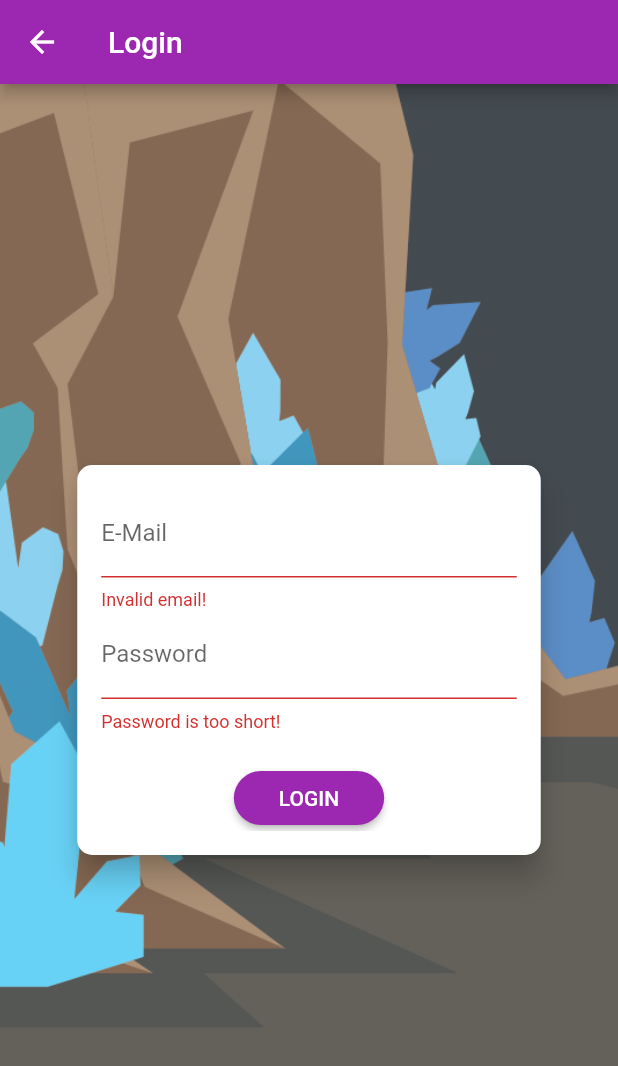
After one commit to Reffx/flaeckegosler_app, a Flutter app: the AuthScreen screen opened by its route, after a tap on "LOGIN", on a phone screen of 412 x 824 dp. The commit adds this screen. Shown: the top 1066 px of the screen. Run offline on Flutter 3.47's test engine with Material 2 defaults, Android fonts, the phone set to English and light mode, and no system bars; our stand-ins replace flutter_html, rxdart, shared_preferences; accounts and stored records are empty; network calls fail.

Commit message:
REFACTORING: Total new auth system with provider pattern

```diff
--- a/lib/models/auth.dart
+++ /dev/null
@@ -1,4 +0,0 @@
-enum AuthMode {
-  Signup,
-  Login
-}
--- /dev/null
+++ b/lib/models/http_exception.dart
@@ -0,0 +1,11 @@
+class HttpException implements Exception {
+  final String message;
+
+  HttpException(this.message);
+
+  @override
+  String toString() {
+    return message;
+    // return super.toString(); // Instance of HttpException
+  }
+}
--- /dev/null
+++ b/lib/pages/authScreen.dart
@@ -0,0 +1,233 @@
+import 'package:Flaeckegosler/models/http_exception.dart';
+import 'package:Flaeckegosler/provider/auth.dart';
+import 'package:flutter/material.dart';
+import 'package:provider/provider.dart';
+import '../models/http_exception.dart';
+
+enum AuthMode { Signup, Login }
+
+class AuthScreen extends StatelessWidget {
+  static const routeName = '/auth';
+
+  @override
+  Widget build(BuildContext context) {
+    return Scaffold(
+      appBar: AppBar(
+        title: Text("Login"),
+      ),
+      body: Container(
+        decoration: BoxDecoration(
+          image: _buildBackgroundImage(),
+        ),
+        padding: EdgeInsets.all(10.0),
+        child: Center(
+          child: SingleChildScrollView(
+            child: Container(
+              child: AuthCard(),
+            ),
+          ),
+        ),
+      ),
+    );
+  }
+}
+
+DecorationImage _buildBackgroundImage() {
+  return DecorationImage(
+    fit: BoxFit.cover,
+    colorFilter:
+        ColorFilter.mode(Colors.black.withOpacity(0.8), BlendMode.dstATop),
+    image: AssetImage('assets/background_diadamas.png'),
+  );
+}
+
+class AuthCard extends StatefulWidget {
+  const AuthCard({
+    Key key,
+  }) : super(key: key);
+
+  @override
+  _AuthCardState createState() => _AuthCardState();
+}
+
+class _AuthCardState extends State<AuthCard> {
+  final GlobalKey<FormState> _formKey = GlobalKey();
+  AuthMode _authMode = AuthMode.Login;
+  Map<String, String> _authData = {
+    'email': '',
+    'password': '',
+  };
+
+  var _isLoading = false;
+  final _passwordController = TextEditingController();
+
+  void _showErrorDialog(String message) {
+    showDialog(
+      context: context,
+      builder: (ctx) => AlertDialog(
+        title: Text('An Error occured!'),
+        content: Text(message),
+        actions: <Widget>[
+          FlatButton(
+            child: Text('Okay!'),
+            onPressed: () {
+              Navigator.of(ctx).pop();
+            },
+          ),
+        ],
+      ),
+    );
+  }
+
+  Future<void> _submit() async {
+    if (!_formKey.currentState.validate()) {
+      // Invalid!
+      return;
+    }
+    _formKey.currentState.save();
+    setState(() {
+      _isLoading = true;
+    });
+    try {
+      if (_authMode == AuthMode.Login) {
+        // Log user in
+        await Provider.of<Auth>(context, listen: false).login(
+          _authData['email'],
+          _authData['password'],
+        );
+      } else {
+        // Sign user up
+        await Provider.of<Auth>(context, listen: false).signup(
+          _authData['email'],
+          _authData['password'],
+        );
+      }
+    } on HttpException catch (error) {
+      var errorMessage = 'Authentication failed';
+      if (error.toString().contains('EMAIL_EXISTS')) {
+        errorMessage = 'This email adress is already in use.';
+      } else if (error.toString().contains('INVALID_EMAIL')) {
+        errorMessage = 'This is not a valid email adress.';
+      } else if (error.toString().contains('WEAK_PASSWORD')) {
+        errorMessage = 'This password is to weak.';
+      } else if (error.toString().contains('EMAIL_NOT_FOUND')) {
+        errorMessage = 'Could not find a user with that email.';
+      } else if (error.toString().contains('INVALID_PASSWORD')) {
+        errorMessage = 'Invalid password.';
+      }
+      _showErrorDialog(errorMessage);
+    } catch (error) {
+      const errorMessage =
+          'Could not authenticate you. Please try again later.';
+      _showErrorDialog(errorMessage);
+    }
+    setState(() {
+      _isLoading = false;
+    });
+  }
+
+  void _switchAuthMode() {
+    if (_authMode == AuthMode.Login) {
+      setState(() {
+        _authMode = AuthMode.Signup;
+      });
+    } else {
+      setState(() {
+        _authMode = AuthMode.Login;
+      });
+    }
+  }
+
+  @override
+  Widget build(BuildContext context) {
+    final deviceSize = MediaQuery.of(context).size;
+    return Card(
+      shape: RoundedRectangleBorder(
+        borderRadius: BorderRadius.circular(10.0),
+      ),
+      elevation: 8.0,
+      child: Container(
+        height: _authMode == AuthMode.Signup ? 320 : 260,
+        constraints:
+            BoxConstraints(minHeight: _authMode == AuthMode.Signup ? 320 : 260),
+        width: deviceSize.width * 0.75,
+        padding: EdgeInsets.all(16.0),
+        child: Form(
+          key: _formKey,
+          child: SingleChildScrollView(
+            child: Column(
+              children: <Widget>[
+                TextFormField(
+                  decoration: InputDecoration(labelText: 'E-Mail'),
+                  keyboardType: TextInputType.emailAddress,
+                  validator: (value) {
+                    if (value.isEmpty || !value.contains('@')) {
+                      return 'Invalid email!';
+                    }
+                    return null;
+                    return null;
+                  },
+                  onSaved: (value) {
+                    _authData['email'] = value;
+                  },
+                ),
+                TextFormField(
+                  decoration: InputDecoration(labelText: 'Password'),
+                  obscureText: true,
+                  controller: _passwordController,
+                  validator: (value) {
+                    if (value.isEmpty || value.length < 5) {
+                      return 'Password is too short!';
+                    }
+                  },
+                  onSaved: (value) {
+                    _authData['password'] = value;
+                  },
+                ),
+                if (_authMode == AuthMode.Signup)
+                  TextFormField(
+                    enabled: _authMode == AuthMode.Signup,
+                    decoration: InputDecoration(labelText: 'Confirm Password'),
+                    obscureText: true,
+                    validator: _authMode == AuthMode.Signup
+                        ? (value) {
+                            if (value != _passwordController.text) {
+                              return 'Passwords do not match!';
+                            }
+                          }
+                        : null,
+                  ),
+                SizedBox(
+                  height: 20,
+                ),
+                if (_isLoading)
+                  CircularProgressIndicator()
+                else
+                  RaisedButton(
+                    child:
+                        Text(_authMode == AuthMode.Login ? 'LOGIN' : 'SIGN UP'),
+                    onPressed: _submit,
+                    shape: RoundedRectangleBorder(
+                      borderRadius: BorderRadius.circular(30),
+                    ),
+                    padding:
+                        EdgeInsets.symmetric(horizontal: 30.0, vertical: 8.0),
+                    color: Theme.of(context).primaryColor,
+                    textColor: Theme.of(context).primaryTextTheme.button.color,
+                  ),
+                FlatButton(
+                  child: Text(
+                      '${_authMode == AuthMode.Login ? 'SIGNUP' : 'LOGIN'} INSTEAD'),
+                  onPressed: _switchAuthMode,
+                  padding: EdgeInsets.symmetric(horizontal: 30.0, vertical: 4),
+                  materialTapTargetSize: MaterialTapTargetSize.shrinkWrap,
+                  textColor: Theme.of(context).primaryColor,
+                ),
+              ],
+            ),
+          ),
+        ),
+      ),
+    );
+  }
+}
--- /dev/null
+++ b/lib/provider/auth.dart
@@ -0,0 +1,44 @@
+import 'package:flutter/cupertino.dart';
+import 'dart:convert';
+import '../models/http_exception.dart';
+
+import 'package:flutter/widgets.dart';
+import 'package:http/http.dart' as http;
+
+class Auth with ChangeNotifier {
+  String _token;
+  DateTime _expiryDate;
+  String _userId;
+
+  Future<void> _authenticate(
+      String email, String password, String urlSegment) async {
+    final url =
+        'https://www.googleapis.com/identitytoolkit/v3/relyingparty/$urlSegment?key=AIzaSyC_GN37l3sU4be9dOuuqaOtWMe8GBHeoeQ';
+    try {
+      final response = await http.post(
+        url,
+        body: json.encode(
+          {
+            'email': email,
+            'password': password,
+            'returnSecureToken': true,
+          },
+        ),
+      );
+      final responseData = json.decode(response.body);
+      if (responseData['error'] != null) {
+        throw HttpException(responseData['error']['message']);
+      }
+    } catch (error) {
+      throw error;
+    }
+  }
+
+  Future<void> signup(String email, String password) async {
+    return _authenticate(email, password, 'signupNewUser');
+  }
+
+  Future<void> login(String email, String password) async {
+    return _authenticate(email, password, 'verifyPassword');
+  }
+}
--- a/pubspec.yaml
+++ b/pubspec.yaml
@@ -10,7 +10,7 @@ description: Das esch s'Gosler App!!!
 version: 1.3.0+7
 
 environment:
-  sdk: ">=2.0.0-dev.68.0 <3.0.0"
+  sdk: ">=2.5.2-dev.68.0 <3.0.0"
 
 dependencies:
   flutter:
```
Also changed, not shown: lib/main.dart (+8 -3 lines), lib/pages/auth.dart (deleted, +0 -196 lines), lib/scoped-models/connected_news.dart (+4 -5 lines).
